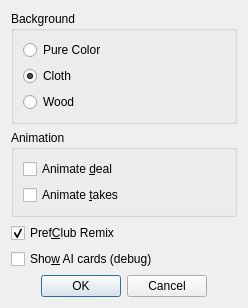
This is src/view/optform.ui in infsega/bbpref as Qt 5 draws it before an edit. The edited form follows.
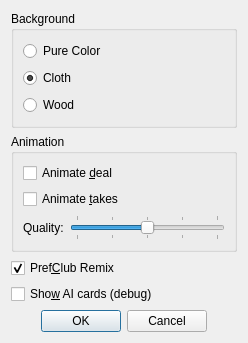
This is the edited form. Icons and pictures are not drawn.

Commit message: Added setting for take animation quality (number of steps)

```diff
--- a/src/view/optform.ui
+++ b/src/view/optform.ui
@@ -10,7 +10,7 @@
     <x>0</x>
     <y>0</y>
     <width>248</width>
-    <height>307</height>
+    <height>343</height>
    </rect>
   </property>
   <property name="sizePolicy">
@@ -123,6 +123,42 @@
         </property>
        </widget>
       </item>
+      <item>
+       <layout class="QHBoxLayout" name="horizontalLayout">
+        <item>
+         <widget class="QLabel" name="label">
+          <property name="text">
+           <string>Quality:</string>
+          </property>
+         </widget>
+        </item>
+        <item>
+         <widget class="QSlider" name="hsTakeQuality">
+          <property name="minimum">
+           <number>0</number>
+          </property>
+          <property name="maximum">
+           <number>4</number>
+          </property>
+          <property name="pageStep">
+           <number>1</number>
+          </property>
+          <property name="value">
+           <number>2</number>
+          </property>
+          <property name="tracking">
+           <bool>false</bool>
+          </property>
+          <property name="orientation">
+           <enum>Qt::Horizontal</enum>
+          </property>
+          <property name="tickPosition">
+           <enum>QSlider::TicksBothSides</enum>
+          </property>
+         </widget>
+        </item>
+       </layout>
+      </item>
      </layout>
     </widget>
    </item>
```
The commit also changes 5 other files.
